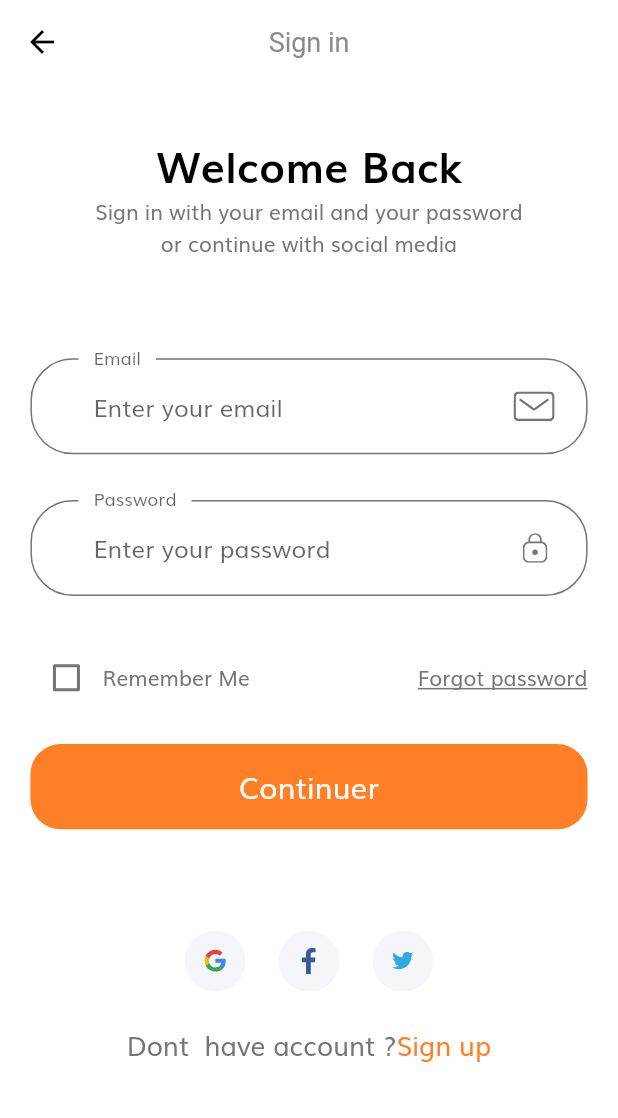
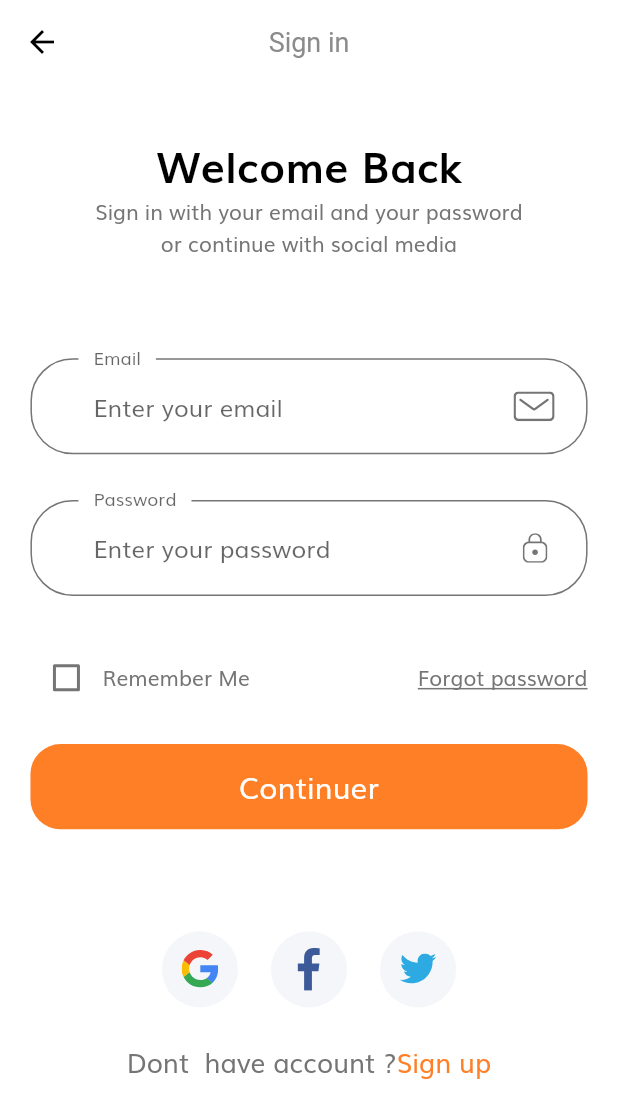
Before and after one commit to hsawadogoh/shop_flutter_ui, a Flutter app: the screen it shows after launch, after a tap on "Continuer", on a phone screen of 412 x 824 dp. Shown: the top 1118 px of the screen. Run offline on Flutter 3.47's test engine with Material 2 defaults, Android fonts, the phone set to English and light mode, and no system bars; our stand-ins replace flutter_svg.

```diff
--- /dev/null
+++ b/lib/components/custom_text_form_field.dart
@@ -0,0 +1,40 @@
+import 'package:flutter/material.dart';
+
+import 'custom_suffix_icon.dart';
+
+class CustomTextFormField extends StatelessWidget {
+  const CustomTextFormField({
+    Key key,
+    @required this.hintText,
+    @required this.labelText,
+    @required this.changed,
+    @required this.validate,
+    @required this.suffixIcon, this.obscureText = false,@required this.saved,
+  }) : super(key: key);
+  final String hintText;
+  final String labelText;
+  final Function changed;
+  final Function validate;
+  final Function saved;
+  final String suffixIcon;
+  final bool obscureText;
+
+  @override
+  Widget build(BuildContext context) {
+    return TextFormField(
+      onChanged: changed,
+      validator: validate,
+      obscureText: obscureText,
+      onSaved: saved,
+      keyboardType: TextInputType.emailAddress,
+      decoration: InputDecoration(
+          hintText: hintText,
+          labelText: labelText,
+          floatingLabelBehavior: FloatingLabelBehavior.always,
+          suffixIcon: CustomSuffixIcon(
+            suffixIcon: suffixIcon,
+          )
+      ),
+    );
+  }
+}
--- /dev/null
+++ b/lib/components/dont_have_account.dart
@@ -0,0 +1,32 @@
+import 'package:flutter/material.dart';
+
+import '../constants.dart';
+import '../size_config.dart';
+
+class DontHaveAccount extends StatelessWidget {
+  const DontHaveAccount({
+    Key key,
+  }) : super(key: key);
+
+  @override
+  Widget build(BuildContext context) {
+    return Row(
+      mainAxisAlignment: MainAxisAlignment.center,
+      children: [
+        Text(
+          'Dont  have account ?',
+          style: TextStyle(
+              fontSize: getProportionateScreenWidth(16)
+          ),
+        ),
+        Text(
+          'Sign up',
+          style: TextStyle(
+              fontSize: getProportionateScreenWidth(16),
+              color: kPrimaryColor
+          ),
+        )
+      ],
+    );
+  }
+}
--- a/lib/components/routes.dart
+++ b/lib/components/routes.dart
@@ -1,3 +1,6 @@
+
+
+import 'package:e_commerce_flutter_ui/screens/forgot_password/forgot_password.dart';
 import 'package:e_commerce_flutter_ui/screens/sign_in/sign_in.dart';
 import 'package:flutter/material.dart';
 import 'package:e_commerce_flutter_ui/screens/splash/splash_screen.dart';
@@ -7,4 +10,6 @@ final Map <String, WidgetBuilder> routes = {
   SplashScreen.routeName: (context) => SplashScreen(),
 
   SignInScreen.routeName: (context) => SignInScreen(),
+
+  ForgotPassword.routeName: (context) => ForgotPassword(),
 };
--- a/lib/components/social_container.dart
+++ b/lib/components/social_container.dart
@@ -19,8 +19,8 @@ class SocialContainer extends StatelessWidget {
       child: Container(
         padding: EdgeInsets.all(getProportionateScreenWidth(12)),
         margin: EdgeInsets.symmetric(horizontal: getProportionateScreenWidth(10)),
-        height: getProportionateScreenWidth(40),
-        width: getProportionateScreenHeight(40),
+        height: getProportionateScreenWidth(50),
+        width: getProportionateScreenHeight(50),
         decoration: BoxDecoration(
             color: Color(0xFFF5F6F9),
             shape: BoxShape.circle
--- a/lib/screens/sign_in/components/sign_in_body.dart
+++ b/lib/screens/sign_in/components/sign_in_body.dart
@@ -1,9 +1,8 @@
+import 'package:e_commerce_flutter_ui/components/dont_have_account.dart';
 import 'package:e_commerce_flutter_ui/components/social_container.dart';
-import 'package:e_commerce_flutter_ui/constants.dart';
 import 'package:e_commerce_flutter_ui/screens/sign_in/components/signin_form.dart';
 import 'package:e_commerce_flutter_ui/size_config.dart';
 import 'package:flutter/material.dart';
-import 'package:flutter_svg/flutter_svg.dart';
 
 class SignInBody extends StatelessWidget {
   @override
@@ -50,24 +49,7 @@ class SignInBody extends StatelessWidget {
                     ],
                   ),
                   SizedBox(height: getProportionateScreenHeight(20),),
-                  Row(
-                    mainAxisAlignment: MainAxisAlignment.center,
-                    children: [
-                      Text(
-                        'Dont  have account ?',
-                        style: TextStyle(
-                            fontSize: getProportionateScreenWidth(16)
-                        ),
-                      ),
-                      Text(
-                        'Sign up',
-                        style: TextStyle(
-                            fontSize: getProportionateScreenWidth(16),
-                            color: kPrimaryColor
-                        ),
-                      )
-                    ],
-                  )
+                  DontHaveAccount()
                 ],
               ),
             ),
--- a/lib/screens/sign_in/components/signin_form.dart
+++ b/lib/screens/sign_in/components/signin_form.dart
@@ -1,6 +1,9 @@
 import 'package:e_commerce_flutter_ui/components/custom_suffix_icon.dart';
+import 'package:e_commerce_flutter_ui/components/custom_text_form_field.dart';
 import 'package:e_commerce_flutter_ui/components/default_button.dart';
 import 'package:e_commerce_flutter_ui/components/form_error.dart';
+import 'package:e_commerce_flutter_ui/components/routes.dart';
+import 'package:e_commerce_flutter_ui/screens/forgot_password/forgot_password.dart';
 import 'package:flutter/material.dart';
 
 import '../../../constants.dart';
@@ -102,10 +105,15 @@ class _SignFormState extends State<SignForm> {
                   'Remember Me'
               ),
               Spacer(),
-              Text(
-                'Forgot password',
-                style: TextStyle(
-                    decoration: TextDecoration.underline
+              GestureDetector(
+                onTap: () {
+                  Navigator.pushNamed(context, ForgotPassword.routeName);
+                },
+                child: Text(
+                  'Forgot password',
+                  style: TextStyle(
+                      decoration: TextDecoration.underline
+                  ),
                 ),
               )
             ],
@@ -125,40 +133,3 @@ class _SignFormState extends State<SignForm> {
     );
   }
 }
-
-class CustomTextFormField extends StatelessWidget {
-  const CustomTextFormField({
-    Key key,
-    @required this.hintText,
-    @required this.labelText,
-    @required this.changed,
-    @required this.validate,
-    @required this.suffixIcon, this.obscureText = false,@required this.saved,
-  }) : super(key: key);
-  final String hintText;
-  final String labelText;
-  final Function changed;
-  final Function validate;
-  final Function saved;
-  final String suffixIcon;
-  final bool obscureText;
-
-  @override
-  Widget build(BuildContext context) {
-    return TextFormField(
-      onChanged: changed,
-      validator: validate,
-      obscureText: obscureText,
-      onSaved: saved,
-      keyboardType: TextInputType.emailAddress,
-      decoration: InputDecoration(
-          hintText: hintText,
-          labelText: labelText,
-          floatingLabelBehavior: FloatingLabelBehavior.always,
-          suffixIcon: CustomSuffixIcon(
-            suffixIcon: suffixIcon,
-          )
-      ),
-    );
-  }
-}
```
Also changed, not shown: lib/screens/forgot_password/components/forgot_password_body.dart (added, +43 -0 lines), lib/screens/forgot_password/components/forgot_password_form.dart (added, +77 -0 lines), lib/screens/forgot_password/forgot_password.dart (added, +19 -0 lines).
